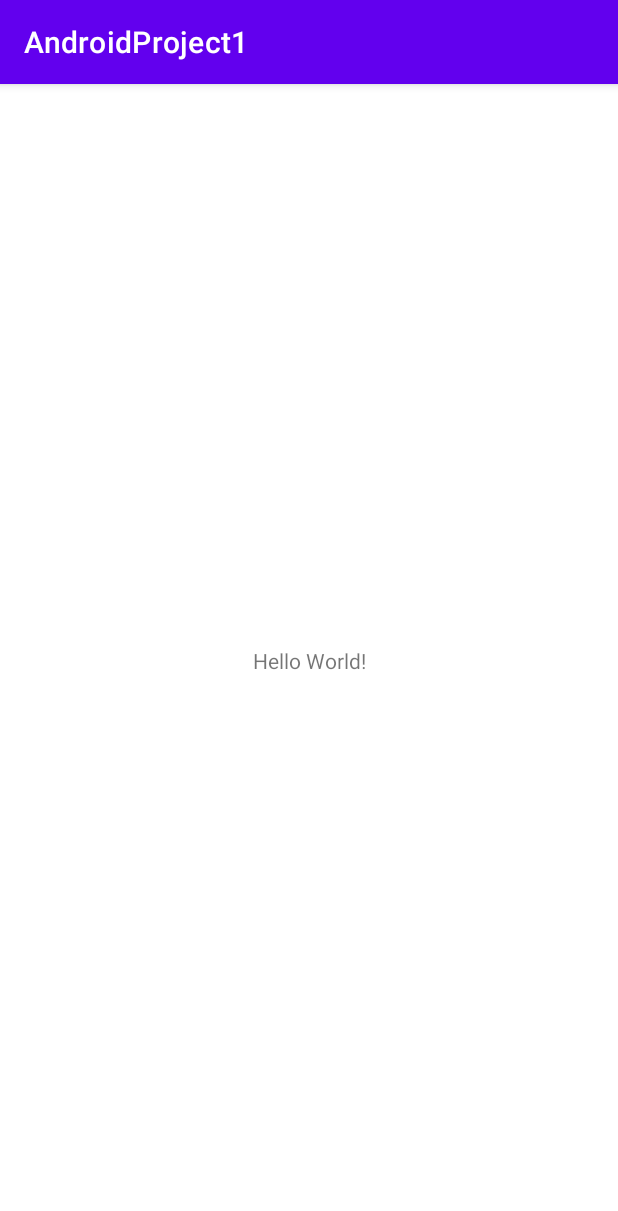
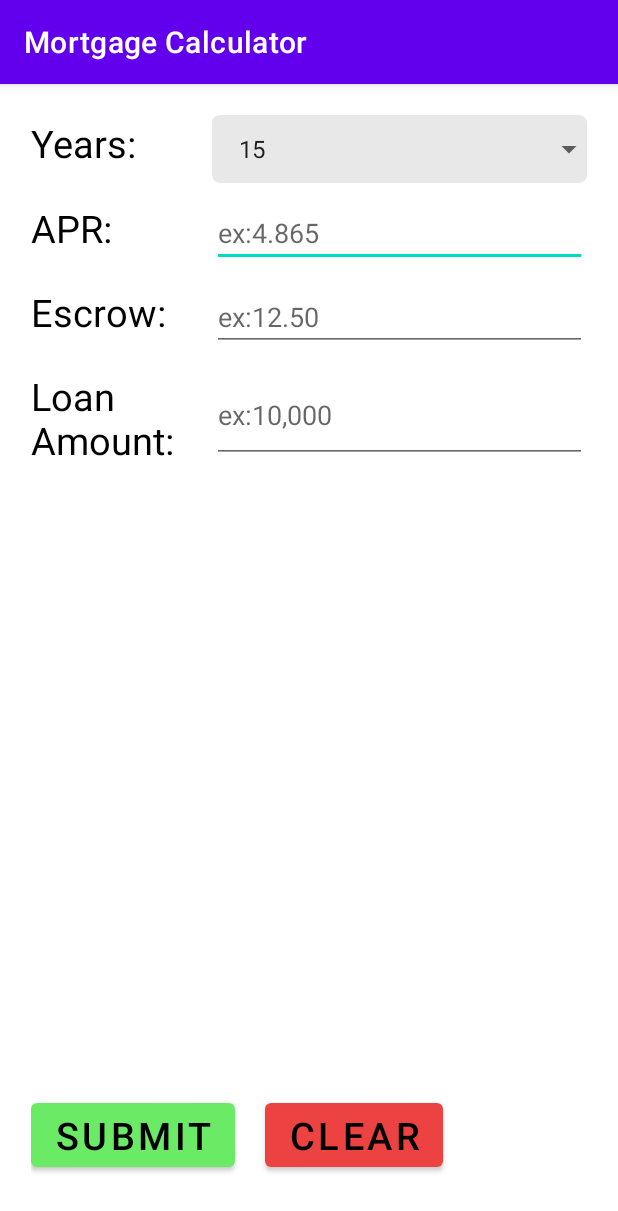
Before and after one commit to Peter-Massarello/Android_Apps_Project_1, an Android app: the screen it shows after launch (MainActivity), on a phone screen of 412 x 824 dp. Shown: the top 1211 px of the screen. Run offline under Robolectric (Android 15) with nearby library versions, the phone set to English and light mode, and no system bars.

Commit message:
Initial Layout done for first activity, clear function created and working

```diff
--- a/app/build.gradle
+++ b/app/build.gradle
@@ -1,6 +1,7 @@
 plugins {
     id 'com.android.application'
     id 'kotlin-android'
+    id 'kotlin-android-extensions'
 }
 
 android {
--- a/app/src/main/java/com/example/androidproject1/MainActivity.kt
+++ b/app/src/main/java/com/example/androidproject1/MainActivity.kt
@@ -2,10 +2,41 @@ package com.example.androidproject1
 
 import androidx.appcompat.app.AppCompatActivity
 import android.os.Bundle
+import android.view.View
+import android.widget.ArrayAdapter
+import kotlinx.android.synthetic.main.activity_main.*
 
-class MainActivity : AppCompatActivity() {
+class MainActivity : AppCompatActivity(){
+
+
+
     override fun onCreate(savedInstanceState: Bundle?) {
         super.onCreate(savedInstanceState)
         setContentView(R.layout.activity_main)
+
+        val adapter = ArrayAdapter.createFromResource(
+                this,
+                R.array.year_array,
+                android.R.layout.simple_spinner_item
+        )
+        adapter.setDropDownViewResource(android.R.layout.simple_spinner_dropdown_item)
+        spinner.adapter = adapter
+
+        clearButton.setOnClickListener(clearButtonClicked)
+        //spinner.onItemSelectedListener(spinnerItemSelected)
+
+    }
+
+    private val clearButtonClicked = View.OnClickListener {
+        clearAllForms() // Once clicked, goes to clear form function
+    }
+
+    private fun clearAllForms(){
+        /*
+         * Needs to reset spinner input as well
+         */
+        apr_input.getText().clear()
+        escrow_input.getText().clear()
+        loan_input.getText().clear()
     }
 }
--- /dev/null
+++ b/app/src/main/java/com/example/androidproject1/SpinnerClass.kt
@@ -0,0 +1,21 @@
+package com.example.androidproject1
+
+import android.content.Context
+import android.widget.ArrayAdapter
+import android.widget.Spinner
+import kotlinx.android.synthetic.main.activity_main.*
+
+class SpinnerClass(context: Context) {
+
+    /*init{
+        val adapter = ArrayAdapter.createFromResource(
+                context,
+                R.array.year_array,
+                android.R.layout.simple_spinner_item
+        )
+        adapter.setDropDownViewResource(android.R.layout.simple_spinner_dropdown_item)
+        spinner.adapter = adapter
+    }*/
+
+
+}
--- /dev/null
+++ b/app/src/main/res/drawable/ic_arrow.xml
@@ -0,0 +1,10 @@
+<vector xmlns:android="http://schemas.android.com/apk/res/android"
+    android:width="24dp"
+    android:height="24dp"
+    android:viewportWidth="24"
+    android:viewportHeight="24"
+    android:tint="?attr/colorControlNormal">
+  <path
+      android:fillColor="@android:color/white"
+      android:pathData="M7,10l5,5 5,-5z"/>
+</vector>
--- /dev/null
+++ b/app/src/main/res/drawable/spinner_bg.xml
@@ -0,0 +1,15 @@
+<?xml version="1.0" encoding="utf-8"?>
+<selector xmlns:android="http://schemas.android.com/apk/res/android">
+    <item>
+        <layer-list>
+            <item>
+                <shape>
+                    <solid android:color="#E8E8E8"/>
+                    <corners android:radius="5dp"/>
+                    <padding android:left="10dp"/>
+                </shape>
+            </item>
+            <item android:gravity="end|center_vertical" android:drawable="@drawable/ic_arrow"/>
+        </layer-list>
+    </item>
+</selector>
--- a/app/src/main/res/layout/activity_main.xml
+++ b/app/src/main/res/layout/activity_main.xml
@@ -1,18 +1,130 @@
 <?xml version="1.0" encoding="utf-8"?>
-<androidx.constraintlayout.widget.ConstraintLayout xmlns:android="http://schemas.android.com/apk/res/android"
+<TableLayout xmlns:android="http://schemas.android.com/apk/res/android"
     xmlns:app="http://schemas.android.com/apk/res-auto"
     xmlns:tools="http://schemas.android.com/tools"
     android:layout_width="match_parent"
     android:layout_height="match_parent"
-    tools:context=".MainActivity">
+    android:gravity="left"
+    tools:context=".MainActivity"
+    android:padding="15dp"
+    android:background="#FFFFFF">
 
-    <TextView
-        android:layout_width="wrap_content"
-        android:layout_height="wrap_content"
-        android:text="Hello World!"
-        app:layout_constraintBottom_toBottomOf="parent"
-        app:layout_constraintLeft_toLeftOf="parent"
-        app:layout_constraintRight_toRightOf="parent"
-        app:layout_constraintTop_toTopOf="parent" />
+        <TableRow
+            android:layout_width="match_parent"
+            android:layout_height="match_parent"
+            android:padding="5dp">
+            <TextView
+                android:id="@+id/year_text"
+                android:layout_width="wrap_content"
+                android:layout_height="wrap_content"
+                android:layout_weight="1"
+                android:text="@string/year_input"
+                android:textColor="#000000"
+                android:textSize="25sp" />
 
-</androidx.constraintlayout.widget.ConstraintLayout>
+            <Spinner
+                android:id="@+id/spinner"
+                android:layout_width="250dp"
+                android:layout_height="45dp"
+                android:background="@drawable/spinner_bg"
+                android:spinnerMode="dropdown" />
+        </TableRow>
+        <TableRow
+            android:layout_width="match_parent"
+            android:layout_height="match_parent"
+            android:padding="5dp">
+            <TextView
+                android:id="@+id/apr"
+                android:layout_width="wrap_content"
+                android:layout_height="wrap_content"
+                android:layout_weight="1"
+                android:text="@string/apr_text"
+                android:textColor="#000000"
+                android:textSize="25sp" />
+
+            <EditText
+                android:id="@+id/apr_input"
+                android:layout_width="wrap_content"
+                android:layout_height="wrap_content"
+                android:ems="10"
+                android:hint="@string/apr_hint"
+                android:inputType="numberDecimal" />
+        </TableRow>
+
+        <TableRow
+            android:layout_width="match_parent"
+            android:layout_height="match_parent"
+            android:padding="5dp">
+            <TextView
+                android:id="@+id/escrow"
+                android:layout_width="wrap_content"
+                android:layout_height="wrap_content"
+                android:layout_weight="1"
+                android:text="@string/escrow_text"
+                android:textColor="#000000"
+                android:textSize="25sp" />
+
+            <EditText
+                android:id="@+id/escrow_input"
+                android:layout_width="wrap_content"
+                android:layout_height="wrap_content"
+                android:ems="10"
+                android:hint="@string/escrow_hint"
+                android:inputType="numberDecimal" />
+            </TableRow>
+
+        <TableRow
+            android:layout_width="match_parent"
+            android:layout_height="match_parent"
+            android:padding="5dp">
+            <TextView
+                android:id="@+id/loan"
+                android:layout_width="wrap_content"
+                android:layout_height="wrap_content"
+                android:layout_weight="1"
+                android:text="@string/loan_text"
+                android:textColor="#000000"
+                android:textSize="25sp" />
+
+            <EditText
+                android:id="@+id/loan_input"
+                android:layout_width="wrap_content"
+                android:layout_height="match_parent"
+                android:ems="10"
+                android:hint="@string/loan_hint"
+                android:inputType="numberDecimal" />
+        </TableRow>
+
+    <RelativeLayout
+        android:layout_width="match_parent"
+        android:layout_height="475dp"
+        android:gravity="bottom"
+        android:padding="5dp">
+
+
+        <Button
+            android:id="@+id/submitButton"
+            android:layout_width="wrap_content"
+            android:layout_height="wrap_content"
+            android:layout_marginEnd="20dp"
+            android:text="@string/submitButtonText"
+            android:textSize="25sp"
+            android:textColor="@color/black"
+            app:backgroundTint="#6BEA66"/>
+
+        <Button
+            android:id="@+id/clearButton"
+            android:layout_width="wrap_content"
+            android:layout_height="wrap_content"
+            android:layout_toEndOf="@id/submitButton"
+            android:textSize="25sp"
+            android:textColor="@color/black"
+            android:text="@string/clearButtonText"
+            app:backgroundTint="#ED4242"/>
+    </RelativeLayout>
+
+
+
+
+
+</TableLayout>
--- a/app/src/main/res/values/strings.xml
+++ b/app/src/main/res/values/strings.xml
@@ -1,3 +1,18 @@
 <resources>
-    <string name="app_name">AndroidProject1</string>
+    <string name="app_name">Mortgage Calculator</string>
+    <string name="test">tester text</string>
+    <string name="year_input">Years:</string>
+    <string name="apr_text">APR:</string>
+    <string name="apr_hint">ex:4.865</string>
+    <string name="escrow_text">Escrow:</string>
+    <string name="escrow_hint">ex:12.50</string>
+    <string name="loan_text">Loan Amount:</string>
+    <string name="loan_hint">ex:10,000</string>
+    <string name="submitButtonText">Submit</string>
+    <string name="clearButtonText">Clear</string>
+    <string-array name="year_array">
+        <item>15</item>
+        <item>30</item>
+        <item>40</item>
+    </string-array>
 </resources>
```
Also changed, not shown: gradle/wrapper/gradle-wrapper.properties.
